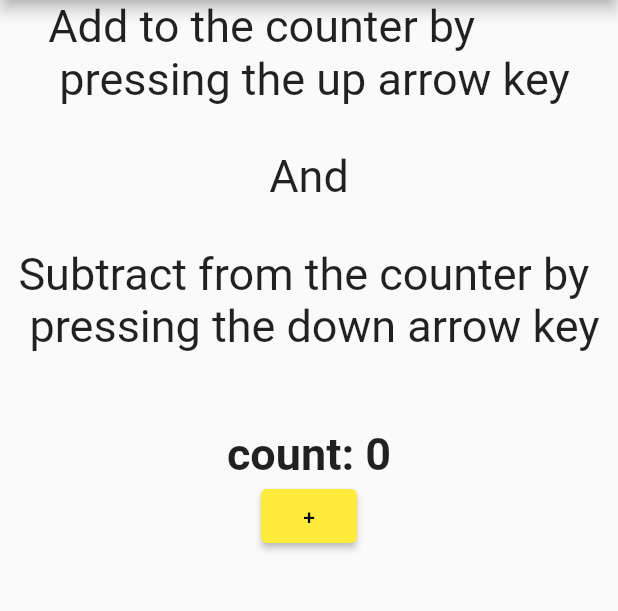
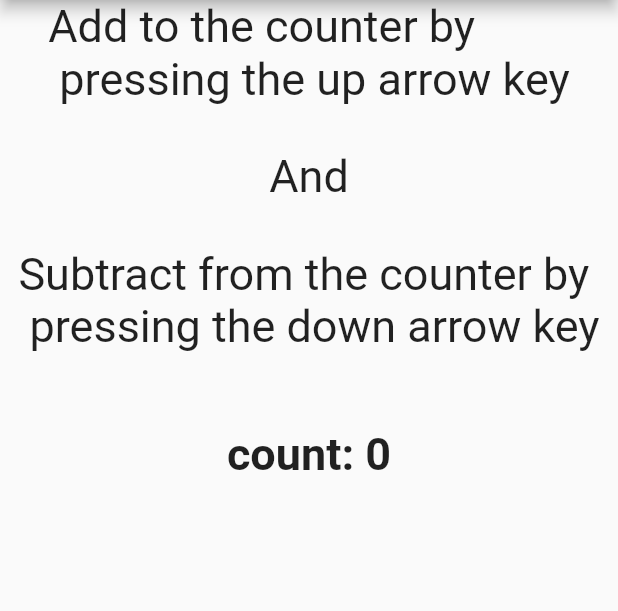
Before and after one commit to MuhammadBilalAkbar/flutter_shortcuts_widget, a Flutter app: the screen it shows after launch, on a phone screen of 412 x 824 dp, the part 84-695 px from its top. Run offline on Flutter 3.47's test engine with Material 2 defaults, Android fonts, the phone set to English and light mode, and no system bars.

Commit message:
Initial commit

```diff
--- a/lib/home_page.dart
+++ b/lib/home_page.dart
@@ -63,14 +63,6 @@ class _HomePageState extends State<HomePage> {
                         fontWeight: FontWeight.bold,
                       ),
                     ),
-                    ElevatedButton(
-                      onPressed: () {
-                        Actions.invoke(
-                            context, IncrementIntent()
-                        );
-                      },
-                      child: const Text('+'),
-                    ),
                   ],
                 ),
               ),
```
